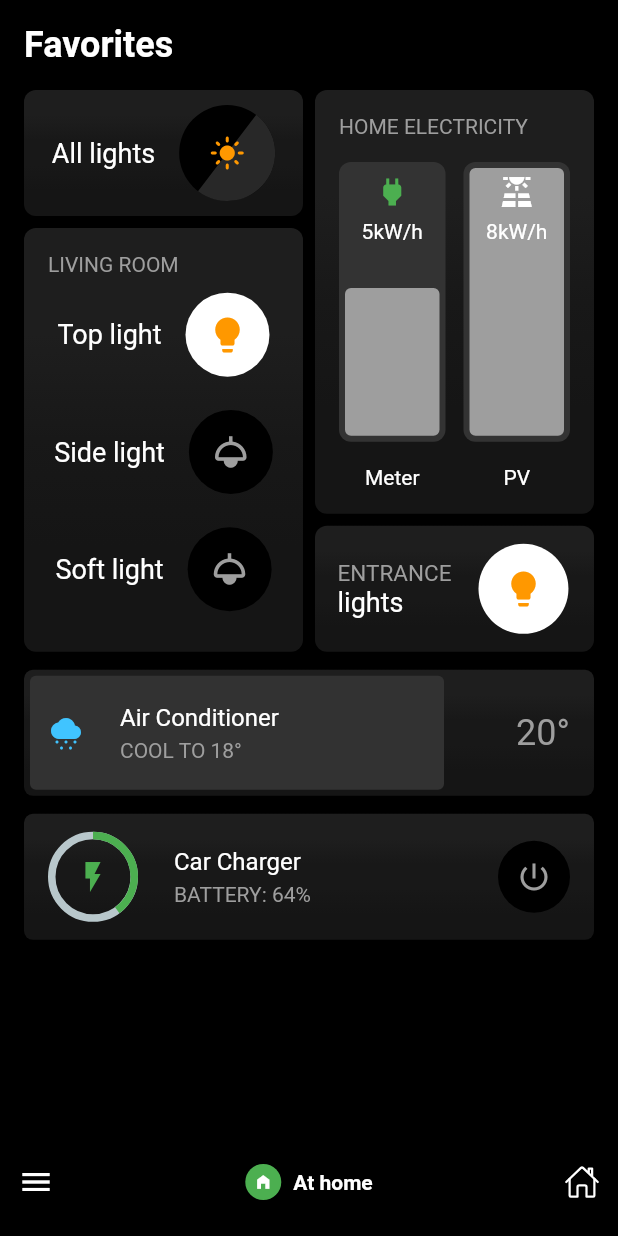
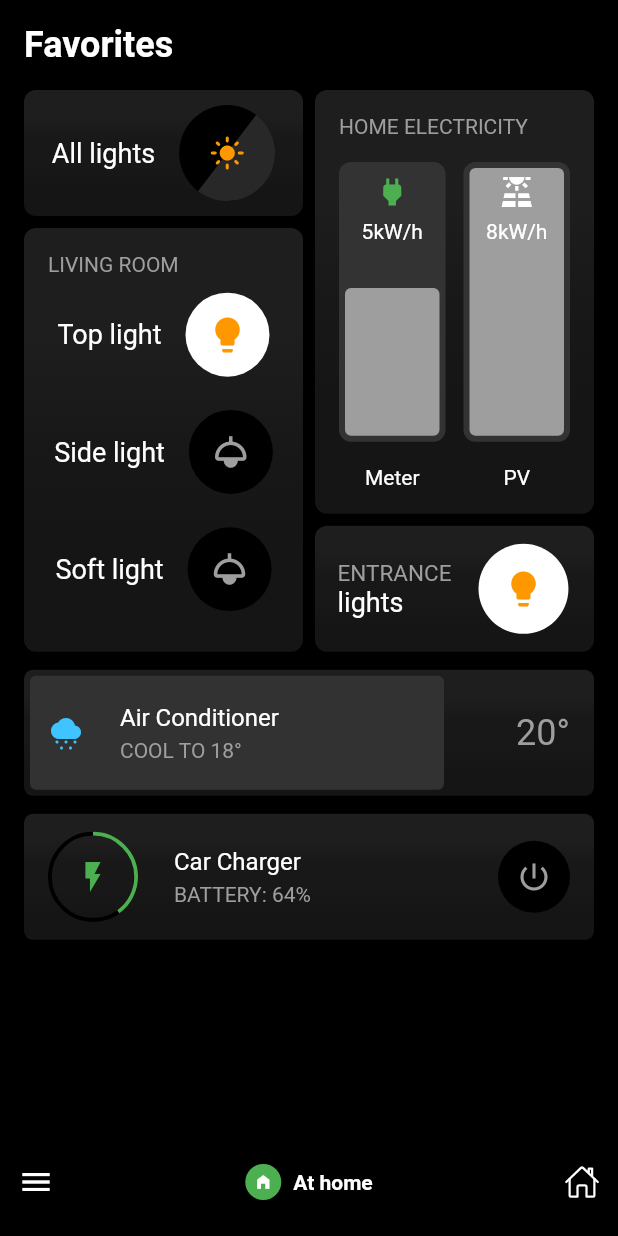
Before and after one commit to JAICHANGPARK/flutter_notebook_chapter_24, a Flutter app: the HomeAssistantMainPage screen opened directly, on a phone screen of 412 x 824 dp. Run offline on Flutter 3.47's test engine with Material 2 defaults, Android fonts, the phone set to English and light mode, and no system bars; drawn by our look-alikes of percent_indicator; our stand-ins replace flutter_riverpod, freezed_annotation, ionicons; missing offline and left inert: crypto_font_icons.

Commit message:
Update home_assistant_main_page.dart

```diff
--- a/lib/ep1361_home_assistant_app/view/home_assistant_main_page.dart
+++ b/lib/ep1361_home_assistant_app/view/home_assistant_main_page.dart
@@ -607,7 +607,9 @@ class _HomeAssistantMainPageState extends State<HomeAssistantMainPage> {
                             radius: 30,
                             percent: 0.4,
                             progressColor: Colors.green,
-                            center: Center(
+                            lineWidth: 2.5,
+                            backgroundColor: Colors.black,
+                            center: const Center(
                               child: Icon(
                                 Icons.flash_on,
                                 color: Colors.green,
@@ -641,7 +643,7 @@ class _HomeAssistantMainPageState extends State<HomeAssistantMainPage> {
                               ],
                             ),
                           ),
-                          CircleAvatar(
+                          const CircleAvatar(
                             radius: 24,
                             backgroundColor: Colors.black,
                             foregroundColor: Colors.grey,
```
